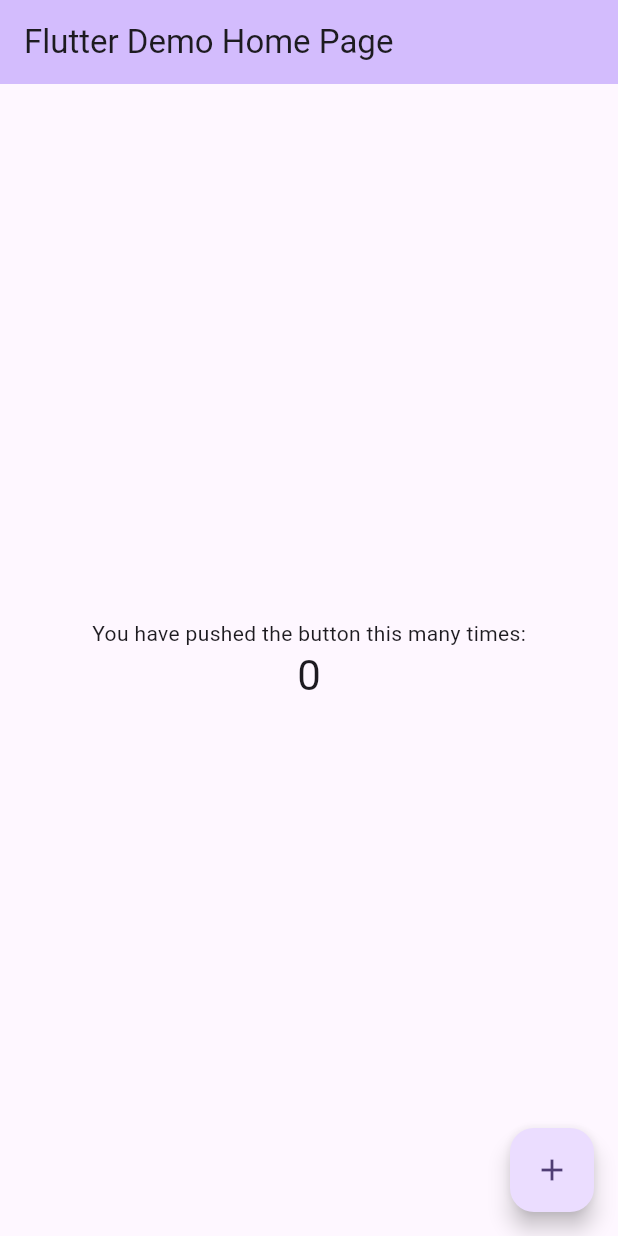
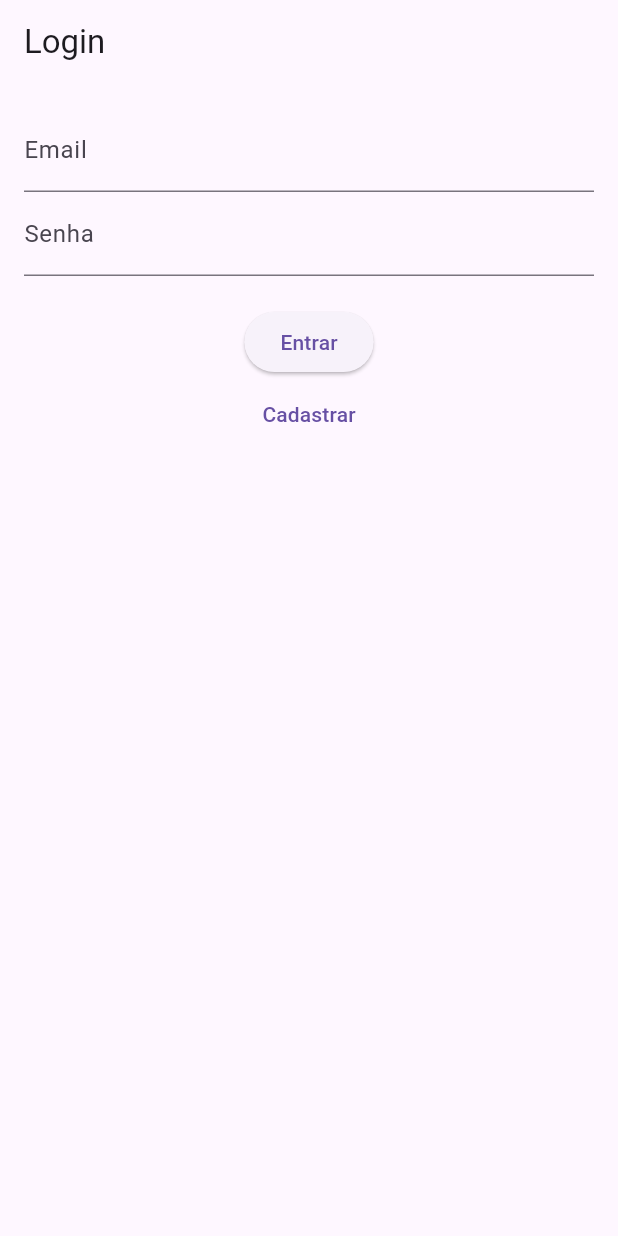
Before and after one commit to Kovokar/Otilio-Flutter, a Flutter app: the screen it shows after launch, on a phone screen of 412 x 824 dp. Run offline on Flutter 3.47's test engine with Material 3 defaults, Android fonts, the phone set to English and light mode, and no system bars; our stand-ins replace shared_preferences; accounts and stored records are empty.

Commit message:
feat: vibe prototype

```diff
--- a/lib/app.dart
+++ b/lib/app.dart
@@ -0,0 +1,20 @@
+import 'package:flutter/material.dart';
+import 'core/app_routes.dart';
+import 'views/auth/login_view.dart';
+import 'views/auth/register_view.dart';
+import 'views/home/home_view.dart';
+
+class App extends StatelessWidget {
+  @override
+  Widget build(BuildContext context) {
+    return MaterialApp(
+      title: 'Meu App MVC',
+      initialRoute: AppRoutes.login,
+      routes: {
+        AppRoutes.login: (_) => LoginView(),
+        AppRoutes.register: (_) => RegisterView(),
+        AppRoutes.home: (_) => HomeView(),
+      },
+    );
+  }
+}
--- a/lib/core/app_routes.dart
+++ b/lib/core/app_routes.dart
@@ -0,0 +1,5 @@
+class AppRoutes {
+  static const login = '/';
+  static const register = '/register';
+  static const home = '/home';
+}
--- a/lib/main.dart
+++ b/lib/main.dart
@@ -1,125 +1,7 @@
 import 'package:flutter/material.dart';
+import 'app.dart';
 
-void main() {
-  runApp(const MyApp());
+void main() async {
+  WidgetsFlutterBinding.ensureInitialized();
+  runApp(App());
 }
-
-class MyApp extends StatelessWidget {
-  const MyApp({super.key});
-
-  // This widget is the root of your application.
-  @override
-  Widget build(BuildContext context) {
-    return MaterialApp(
-      title: 'Flutter Demo',
-      theme: ThemeData(
-        // This is the theme of your application.
-        //
-        // TRY THIS: Try running your application with "flutter run". You'll see
-        // the application has a purple toolbar. Then, without quitting the app,
-        // try changing the seedColor in the colorScheme below to Colors.green
-        // and then invoke "hot reload" (save your changes or press the "hot
-        // reload" button in a Flutter-supported IDE, or press "r" if you used
-        // the command line to start the app).
-        //
-        // Notice that the counter didn't reset back to zero; the application
-        // state is not lost during the reload. To reset the state, use hot
-        // restart instead.
-        //
-        // This works for code too, not just values: Most code changes can be
-        // tested with just a hot reload.
-        colorScheme: ColorScheme.fromSeed(seedColor: Colors.deepPurple),
-        useMaterial3: true,
-      ),
-      home: const MyHomePage(title: 'Flutter Demo Home Page'),
-    );
-  }
-}
-
-class MyHomePage extends StatefulWidget {
-  const MyHomePage({super.key, required this.title});
-
-  // This widget is the home page of your application. It is stateful, meaning
-  // that it has a State object (defined below) that contains fields that affect
-  // how it looks.
-
-  // This class is the configuration for the state. It holds the values (in this
-  // case the title) provided by the parent (in this case the App widget) and
-  // used by the build method of the State. Fields in a Widget subclass are
-  // always marked "final".
-
-  final String title;
-
-  @override
-  State<MyHomePage> createState() => _MyHomePageState();
-}
-
-class _MyHomePageState extends State<MyHomePage> {
-  int _counter = 0;
-
-  void _incrementCounter() {
-    setState(() {
-      // This call to setState tells the Flutter framework that something has
-      // changed in this State, which causes it to rerun the build method below
-      // so that the display can reflect the updated values. If we changed
-      // _counter without calling setState(), then the build method would not be
-      // called again, and so nothing would appear to happen.
-      _counter++;
-    });
-  }
-
-  @override
-  Widget build(BuildContext context) {
-    // This method is rerun every time setState is called, for instance as done
-    // by the _incrementCounter method above.
-    //
-    // The Flutter framework has been optimized to make rerunning build methods
-    // fast, so that you can just rebuild anything that needs updating rather
-    // than having to individually change instances of widgets.
-    return Scaffold(
-      appBar: AppBar(
-        // TRY THIS: Try changing the color here to a specific color (to
-        // Colors.amber, perhaps?) and trigger a hot reload to see the AppBar
-        // change color while the other colors stay the same.
-        backgroundColor: Theme.of(context).colorScheme.inversePrimary,
-        // Here we take the value from the MyHomePage object that was created by
-        // the App.build method, and use it to set our appbar title.
-        title: Text(widget.title),
-      ),
-      body: Center(
-        // Center is a layout widget. It takes a single child and positions it
-        // in the middle of the parent.
-        child: Column(
-          // Column is also a layout widget. It takes a list of children and
-          // arranges them vertically. By default, it sizes itself to fit its
-          // children horizontally, and tries to be as tall as its parent.
-          //
-          // Column has various properties to control how it sizes itself and
-          // how it positions its children. Here we use mainAxisAlignment to
-          // center the children vertically; the main axis here is the vertical
-          // axis because Columns are vertical (the cross axis would be
-          // horizontal).
-          //
-          // TRY THIS: Invoke "debug painting" (choose the "Toggle Debug Paint"
-          // action in the IDE, or press "p" in the console), to see the
-          // wireframe for each widget.
-          mainAxisAlignment: MainAxisAlignment.center,
-          children: <Widget>[
-            const Text(
-              'You have pushed the button this many times:',
-            ),
-            Text(
-              '$_counter',
-              style: Theme.of(context).textTheme.headlineMedium,
-            ),
-          ],
-        ),
-      ),
-      floatingActionButton: FloatingActionButton(
-        onPressed: _incrementCounter,
-        tooltip: 'Increment',
-        child: const Icon(Icons.add),
-      ), // This trailing comma makes auto-formatting nicer for build methods.
-    );
-  }
-}
--- a/lib/models/user.dart
+++ b/lib/models/user.dart
@@ -0,0 +1,19 @@
+class User {
+  final String id;
+  final String name;
+  final String email;
+
+  User({required this.id, required this.name, required this.email});
+
+  Map<String, dynamic> toJson() => {
+        'id': id,
+        'name': name,
+        'email': email,
+      };
+
+  factory User.fromJson(Map<String, dynamic> json) => User(
+        id: json['id'],
+        name: json['name'],
+        email: json['email'],
+      );
+}
--- a/lib/views/auth/login_view.dart
+++ b/lib/views/auth/login_view.dart
@@ -0,0 +1,46 @@
+import 'package:flutter/material.dart';
+import '../../core/app_routes.dart';
+
+class LoginView extends StatefulWidget {
+  @override
+  _LoginViewState createState() => _LoginViewState();
+}
+
+class _LoginViewState extends State<LoginView> {
+  final _emailCtrl = TextEditingController();
+  final _passCtrl = TextEditingController();
+
+  @override
+  Widget build(BuildContext context) {
+    return Scaffold(
+      appBar: AppBar(title: Text('Login')),
+      body: Padding(
+        padding: EdgeInsets.all(16),
+        child: Column(
+          children: [
+            TextField(
+                controller: _emailCtrl,
+                decoration: InputDecoration(labelText: 'Email')),
+            TextField(
+                controller: _passCtrl,
+                decoration: InputDecoration(labelText: 'Senha'),
+                obscureText: true),
+            SizedBox(height: 20),
+            ElevatedButton(
+              onPressed: () {
+                // Aqui você chamaria o controller: authController.login(...)
+                // Por enquanto navegar para home direto
+                Navigator.pushReplacementNamed(context, AppRoutes.home);
+              },
+              child: Text('Entrar'),
+            ),
+            TextButton(
+              onPressed: () => Navigator.pushNamed(context, AppRoutes.register),
+              child: Text('Cadastrar'),
+            ),
+          ],
+        ),
+      ),
+    );
+  }
+}
--- a/pubspec.yaml
+++ b/pubspec.yaml
@@ -35,6 +35,7 @@ dependencies:
   # The following adds the Cupertino Icons font to your application.
   # Use with the CupertinoIcons class for iOS style icons.
   cupertino_icons: ^1.0.8
+  shared_preferences: ^2.5.3
 
 dev_dependencies:
   flutter_test:
```
Also changed, not shown: lib/controllers/auth_controller.dart (+56 -0 lines), lib/repositories/user_repository.dart (+10 -0 lines), lib/services/storage_service.dart (+24 -0 lines), lib/views/auth/register_view.dart (+49 -0 lines), lib/views/home/home_view.dart (+11 -0 lines), pubspec.lock, 1 other file.
